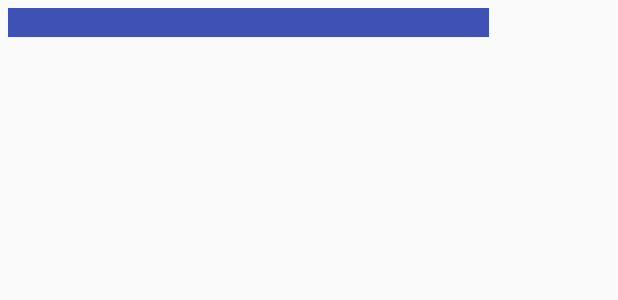
After one commit to hivian/MyContactManager, an Android app: the layout row_sms.xml on its own in the app's theme, with its tools: preview values and no code run, on a phone screen of 412 x 824 dp. The commit adds this screen. Shown: the top 300 px of the screen. Run offline under Robolectric (Android 15) with nearby library versions, the phone set to English and light mode, and no system bars.

Commit message:
in progress

```diff
--- a/app/src/main/java/com/example/hivian/ft_hangouts/ContactCreation.java
+++ b/app/src/main/java/com/example/hivian/ft_hangouts/ContactCreation.java
@@ -162,8 +162,7 @@ public class ContactCreation extends AppCompatActivity {
             }
 
             db.close();
-            Intent intent = new Intent(this, MainActivity.class);
-            startActivity(intent);
+            finish();
         }
     }
 
--- a/app/src/main/java/com/example/hivian/ft_hangouts/ContactEdition.java
+++ b/app/src/main/java/com/example/hivian/ft_hangouts/ContactEdition.java
@@ -128,6 +128,7 @@ public class ContactEdition extends AppCompatActivity {
 
         db.close();
         Intent intent = new Intent(this, MainActivity.class);
+        intent.addFlags(Intent.FLAG_ACTIVITY_CLEAR_TOP);
         startActivity(intent);
     }
 
--- /dev/null
+++ b/app/src/main/res/layout/row_sms.xml
@@ -0,0 +1,22 @@
+<?xml version="1.0" encoding="utf-8"?>
+<LinearLayout xmlns:android="http://schemas.android.com/apk/res/android"
+    android:orientation="vertical" android:layout_width="match_parent"
+    android:layout_height="match_parent">
+
+    <LinearLayout
+        android:id="@+id/singleMessageContainer"
+        android:layout_width="fill_parent"
+        android:layout_height="wrap_content"
+        android:weightSum="1">
+
+        <TextView
+            android:id="@+id/sms_content"
+            android:layout_width="0dp"
+            android:layout_height="wrap_content"
+            android:layout_gravity="center"
+            android:layout_margin="5dip"
+            android:layout_weight="0.8"
+            android:background="@color/colorPrimary"
+            android:textColor="@android:color/primary_text_light" />
+    </LinearLayout>
+</LinearLayout>
```
Also changed, not shown: app/src/main/java/com/example/hivian/ft_hangouts/ContactSms.java (+13 -0 lines), app/src/main/java/com/example/hivian/ft_hangouts/CustomSmsAdapter.java (added, +59 -0 lines), app/src/main/java/com/example/hivian/ft_hangouts/DBHandler.java (+47 -0 lines), app/src/main/java/com/example/hivian/ft_hangouts/SmsContent.java (+21 -11 lines), app/src/main/res/layout/activity_contact_sms.xml (+8 -5 lines).
